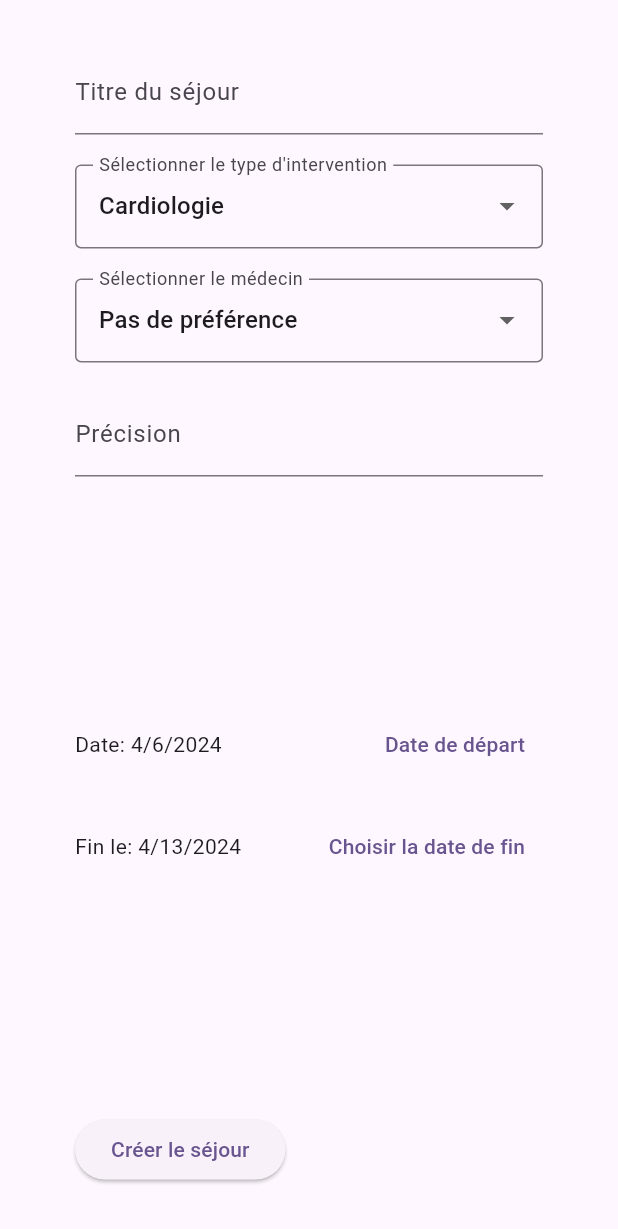
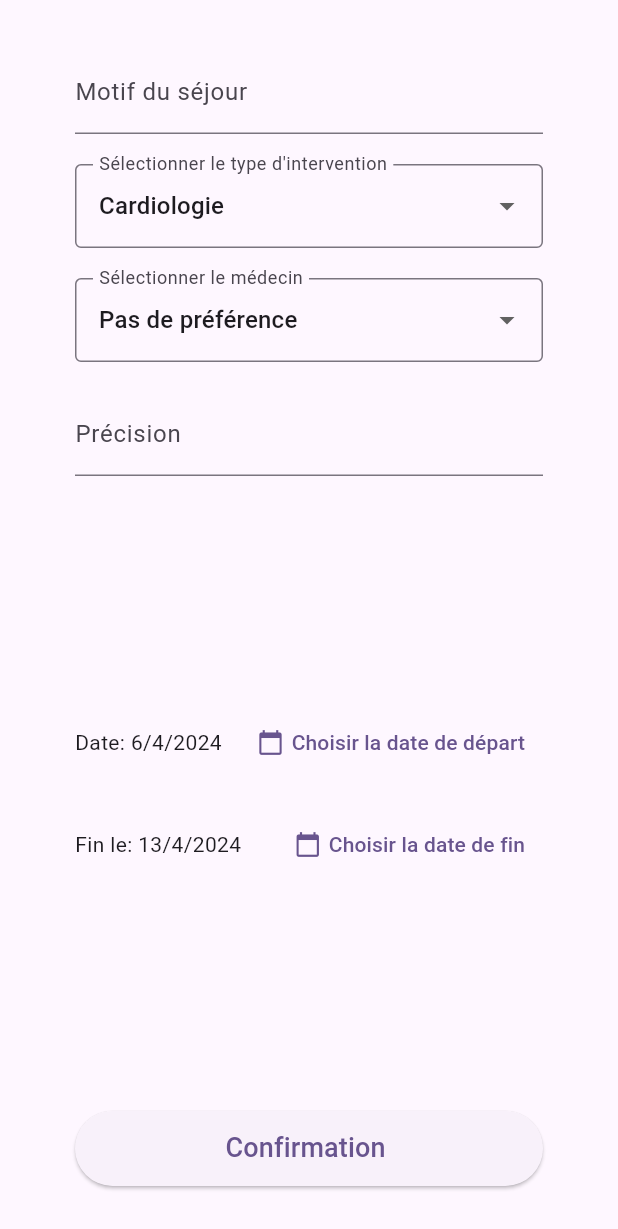
Before and after one commit to VincePaulin/SoigneMoiWeb, a Flutter app: the CreateStayPage screen opened directly, on a phone screen of 412 x 824 dp. Shown: the top 1229 px of the screen. Run offline on Flutter 3.47's test engine with Material 3 defaults, Android fonts, the phone set to English and light mode, and no system bars.

Commit message:
feat: create stay ui update

```diff
--- a/lib/page/create_stay.dart
+++ b/lib/page/create_stay.dart
@@ -60,10 +60,10 @@ class _CreateStayPageState extends State<CreateStayPage> {
                   children: [
                     TextFormField(
                       controller: _titleController,
-                      decoration: InputDecoration(labelText: 'Titre du séjour'),
+                      decoration: InputDecoration(labelText: 'Motif du séjour'),
                       validator: (value) {
                         if (value!.isEmpty) {
-                          return 'Un titre est requis';
+                          return 'Un motif est requis';
                         }
                         return null;
                       },
@@ -121,7 +121,15 @@ class _CreateStayPageState extends State<CreateStayPage> {
                           onPressed: () {
                             _selectStartDate(context);
                           },
-                          child: Text('Date de départ'),
+                          child: Row(
+                            children: [
+                              Icon(Icons.calendar_today),
+                              const SizedBox(
+                                width: 5.0,
+                              ),
+                              Text('Choisir la date de départ'),
+                            ],
+                          ),
                         ),
                       ],
                     ),
@@ -135,21 +143,36 @@ class _CreateStayPageState extends State<CreateStayPage> {
                           onPressed: () {
                             _selectEndDate(context);
                           },
-                          child: Text('Choisir la date de fin'),
+                          child: Row(
+                            children: [
+                              Icon(Icons.calendar_today),
+                              const SizedBox(
+                                width: 5.0,
+                              ),
+                              Text('Choisir la date de fin'),
+                            ],
+                          ),
                         ),
                       ],
                     ),
                   ],
                 ),
                 const SizedBox(height: 20),
-                ElevatedButton(
+                SizedBox(
+                  width: double.infinity,
+                  height: 50.0,
+                  child: ElevatedButton(
                     onPressed: () {
                       if (_formKey.currentState!.validate()) {
                         // Form is valid, proceed with submission
                         _submitForm();
                       }
                     },
-                  child: Text('Créer le séjour'),
+                    child: Text(
+                      'Confirmation ',
+                      style: TextStyle(fontSize: 18.0),
+                    ),
+                  ),
                 ),
               ],
             ),
@@ -161,7 +184,7 @@ class _CreateStayPageState extends State<CreateStayPage> {
 
   // Method to format date in 'MM/dd/yyyy' format
   String _formatDate(DateTime date) {
-    return '${date.month}/${date.day}/${date.year}';
+    return '${date.day}/${date.month}/${date.year}';
   }
 
   // Method to show date picker for selecting start date
```
Lines whose indentation alone changed are shown as unchanged.
